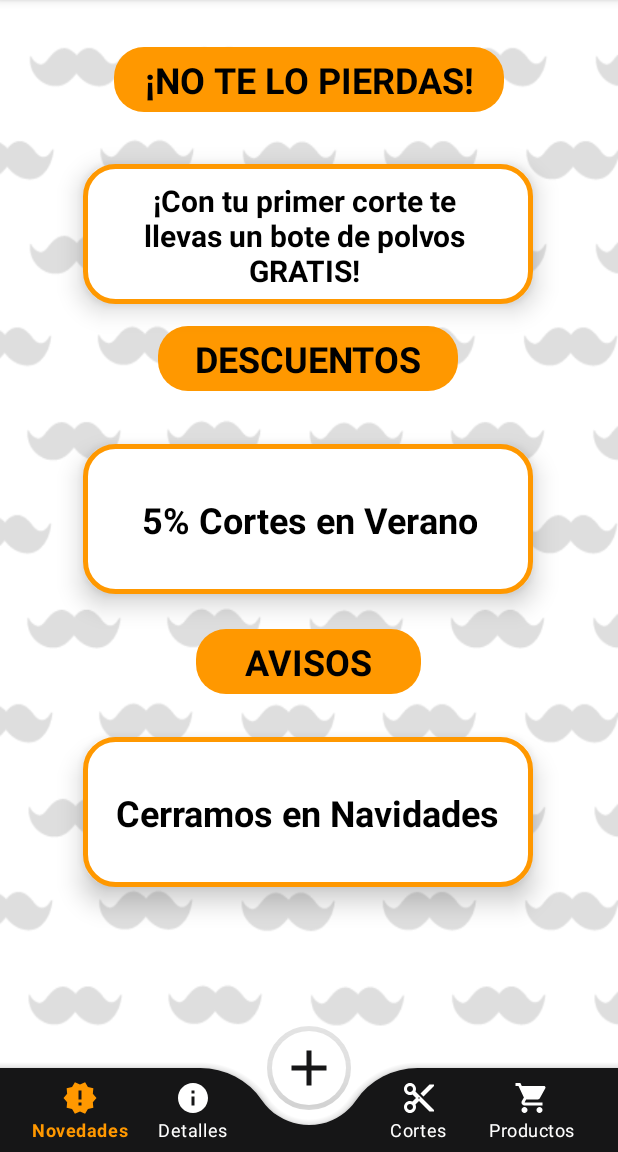
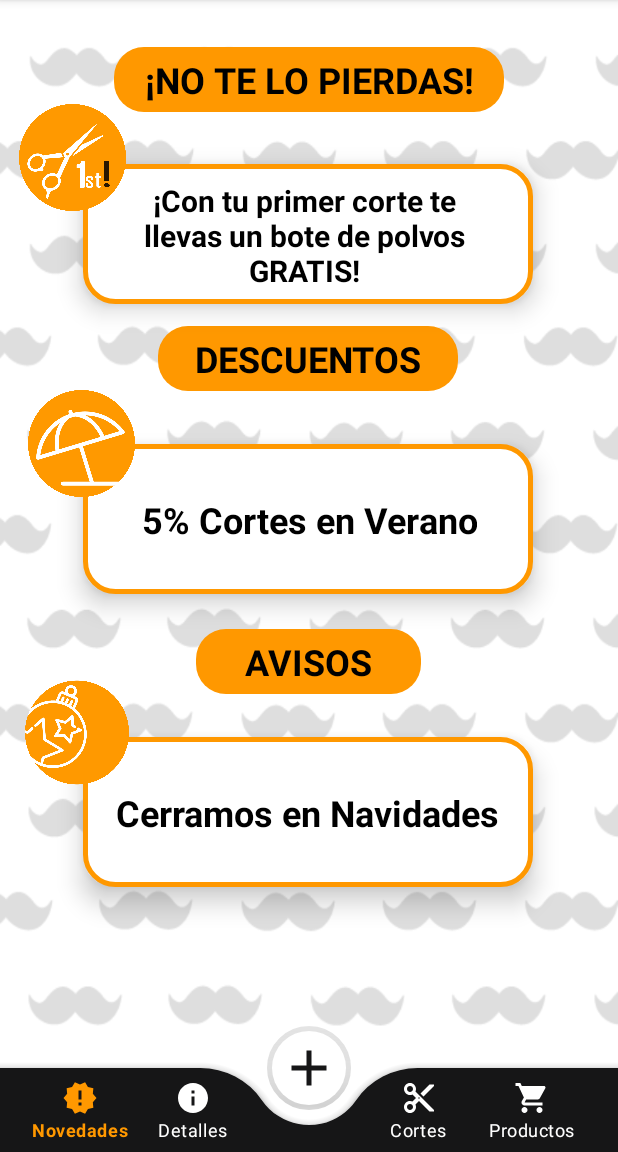
Before and after one commit to Dimitrihd64/HaircutBarber, an Android app: the screen it shows after launch (MainActivity), on a phone screen of 412 x 824 dp, the part 84-1236 px from its top. Run offline under Robolectric (Android 15) with nearby library versions, the phone set to English and light mode, and no system bars; our stand-ins replace Firebase (no records; nobody signed in at launch, a user with empty details on screens opened directly).

Commit message:
little adjust

```diff
--- a/app/src/main/res/layout/fragment_novedades.xml
+++ b/app/src/main/res/layout/fragment_novedades.xml
@@ -123,16 +123,16 @@
 
     <ImageView
         android:id="@+id/imageView13"
-        android:layout_width="95dp"
-        android:layout_height="95dp"
+        android:layout_width="75dp"
+        android:layout_height="75dp"
         android:elevation="10dp"
+        android:src="@drawable/sombrilla"
         app:layout_constraintBottom_toBottomOf="parent"
         app:layout_constraintEnd_toEndOf="parent"
         app:layout_constraintHorizontal_bias="0.05"
         app:layout_constraintStart_toStartOf="parent"
         app:layout_constraintTop_toTopOf="parent"
-        app:layout_constraintVertical_bias="0.474"
-        tools:src="@drawable/sombrilla" />
+        app:layout_constraintVertical_bias="0.474" />
 
     <androidx.constraintlayout.widget.ConstraintLayout
         android:id="@+id/constraintLayout4"
@@ -163,28 +163,28 @@
 
     <ImageView
         android:id="@+id/imageView14"
-        android:layout_width="95dp"
-        android:layout_height="95dp"
+        android:layout_width="75dp"
+        android:layout_height="75dp"
         android:elevation="10dp"
+        android:src="@drawable/navidad"
         app:layout_constraintBottom_toBottomOf="parent"
         app:layout_constraintEnd_toEndOf="parent"
         app:layout_constraintHorizontal_bias="0.05"
         app:layout_constraintStart_toStartOf="parent"
         app:layout_constraintTop_toTopOf="parent"
-        app:layout_constraintVertical_bias="0.855"
-        tools:src="@drawable/navidad" />
+        app:layout_constraintVertical_bias="0.829" />
 
     <ImageView
         android:id="@+id/imageView12"
-        android:layout_width="95dp"
-        android:layout_height="95dp"
+        android:layout_width="75dp"
+        android:layout_height="75dp"
         android:elevation="10dp"
+        android:src="@drawable/primercorte"
         app:layout_constraintBottom_toBottomOf="parent"
         app:layout_constraintEnd_toEndOf="parent"
         app:layout_constraintHorizontal_bias="0.031"
         app:layout_constraintStart_toStartOf="parent"
         app:layout_constraintTop_toTopOf="parent"
-        app:layout_constraintVertical_bias="0.124"
-        tools:src="@drawable/primercorte" />
+        app:layout_constraintVertical_bias="0.124" />
 
 </androidx.constraintlayout.widget.ConstraintLayout>
```
